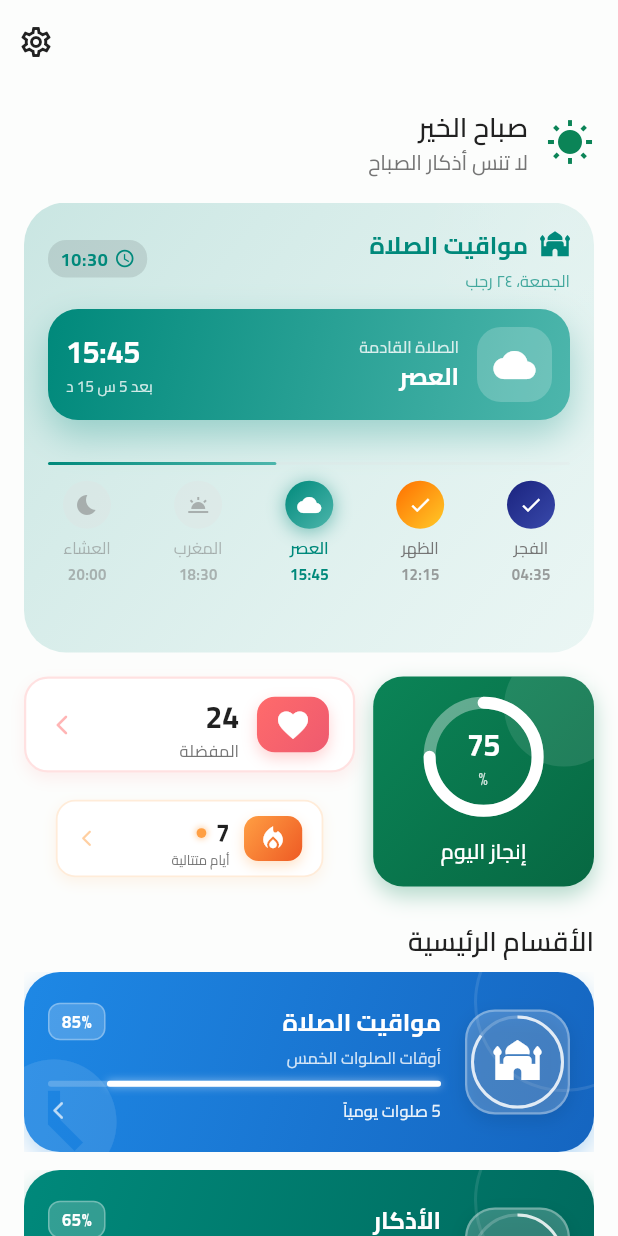
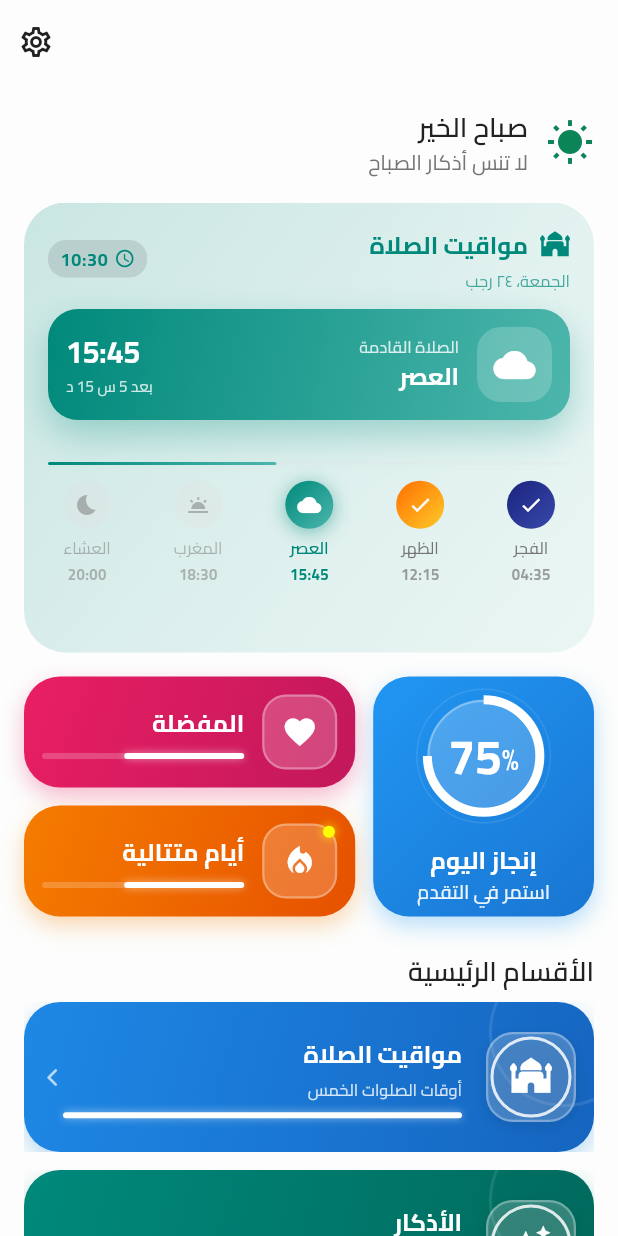
Before and after one commit to dr33awi/test_athkar_app, a Flutter app: the screen it shows after launch, on a phone screen of 412 x 824 dp. Run offline on Flutter 3.47's test engine with Material 3 defaults, Android fonts, the phone set to English and light mode, and no system bars; our stand-ins replace auto_size_text, battery_plus, device_info_plus, flutter_compass, flutter_local_notifications, flutter_staggered_animations and 9 more.

Commit message:
تحديث

```diff
--- a/lib/features/home/widgets/quick_stats_card.dart
+++ b/lib/features/home/widgets/quick_stats_card.dart
@@ -22,9 +22,8 @@ class QuickStatsCard extends StatefulWidget {
 
 class _QuickStatsCardState extends State<QuickStatsCard> with TickerProviderStateMixin {
   late AnimationController _progressController;
-  late AnimationController _pulseController;
+  late AnimationController _rotationController;
   late Animation<double> _progressAnimation;
-  late Animation<double> _pulseAnimation;
 
   @override
   void initState() {
@@ -44,19 +43,11 @@ class _QuickStatsCardState extends State<QuickStatsCard> with TickerProviderStat
       curve: Curves.easeOutBack,
     ));
 
-    // Pulse animation for streak
-    _pulseController = AnimationController(
-      duration: const Duration(seconds: 2),
+    // Rotation animation for background pattern
+    _rotationController = AnimationController(
+      duration: const Duration(seconds: 10),
       vsync: this,
-    )..repeat(reverse: true);
-
-    _pulseAnimation = Tween<double>(
-      begin: 0.8,
-      end: 1.2,
-    ).animate(CurvedAnimation(
-      parent: _pulseController,
-      curve: Curves.easeInOut,
-    ));
+    )..repeat();
 
     // Start animations
     _progressController.forward();
@@ -65,7 +56,7 @@ class _QuickStatsCardState extends State<QuickStatsCard> with TickerProviderStat
   @override
   void dispose() {
     _progressController.dispose();
-    _pulseController.dispose();
+    _rotationController.dispose();
     super.dispose();
   }
 
@@ -73,10 +64,10 @@ class _QuickStatsCardState extends State<QuickStatsCard> with TickerProviderStat
   Widget build(BuildContext context) {
     return Container(
       margin: const EdgeInsets.symmetric(horizontal: ThemeConstants.space4),
-      height: 140,
+      height: 160,
       child: Row(
         children: [
-          // Daily progress - Circular design
+          // Daily progress - Modern circular design
           Expanded(
             flex: 2,
             child: _buildCircularProgressCard(context),
@@ -94,11 +85,10 @@ class _QuickStatsCardState extends State<QuickStatsCard> with TickerProviderStat
                   child: _buildModernStatItem(
                     context: context,
                     icon: Icons.favorite,
-                    value: '24',
                     label: 'المفضلة',
                     gradient: [
-                      Color(0xFFFF6B6B),
-                      Color(0xFFEE5A6F),
+                      Color(0xFFE91E63),
+                      Color(0xFFC2185B),
                     ],
                     onTap: () => widget.onStatTap('favorites'),
                   ),
@@ -108,25 +98,17 @@ class _QuickStatsCardState extends State<QuickStatsCard> with TickerProviderStat
 
                 // Streak with animation
                 Expanded(
-                  child: AnimatedBuilder(
-                    animation: _pulseAnimation,
-                    builder: (context, child) {
-                      return Transform.scale(
-                        scale: _pulseAnimation.value,
                   child: _buildModernStatItem(
                     context: context,
                     icon: Icons.local_fire_department,
-                          value: '7',
+                    backgroundIcon: Icons.whatshot_outlined,
                     label: 'أيام متتالية',
                     gradient: [
-                            Color(0xFFFF9F43),
-                            Color(0xFFEE5A24),
+                      Color(0xFFF57C00),
+                      Color(0xFFE65100),
                     ],
                     onTap: () => widget.onStatTap('achievements'),
-                          isAnimated: true,
-                        ),
-                      );
-                    },
+                    isStreak: true,
                   ),
                 ),
               ],
@@ -138,29 +120,32 @@ class _QuickStatsCardState extends State<QuickStatsCard> with TickerProviderStat
   }
 
   Widget _buildCircularProgressCard(BuildContext context) {
+    final isDark = context.isDarkMode;
+    final gradient = [
+      Color(0xFF2196F3),
+      Color(0xFF1976D2),
+    ];
+
     return Material(
       color: Colors.transparent,
-      borderRadius: BorderRadius.circular(ThemeConstants.radiusXl),
+      borderRadius: BorderRadius.circular(24),
       child: InkWell(
         onTap: () {
           HapticFeedback.lightImpact();
           widget.onStatTap('daily_progress');
         },
-        borderRadius: BorderRadius.circular(ThemeConstants.radiusXl),
+        borderRadius: BorderRadius.circular(24),
         child: Container(
           decoration: BoxDecoration(
             gradient: LinearGradient(
               begin: Alignment.topLeft,
               end: Alignment.bottomRight,
-              colors: [
-                ThemeConstants.primary,
-                ThemeConstants.primaryDark,
-              ],
+              colors: gradient,
             ),
-            borderRadius: BorderRadius.circular(ThemeConstants.radiusXl),
+            borderRadius: BorderRadius.circular(24),
             boxShadow: [
               BoxShadow(
-                color: ThemeConstants.primary.withOpacity(0.3),
+                color: gradient[0].withOpacity(0.3),
                 blurRadius: 12,
                 offset: const Offset(0, 6),
               ),
@@ -169,37 +154,37 @@ class _QuickStatsCardState extends State<QuickStatsCard> with TickerProviderStat
           child: Stack(
             alignment: Alignment.center,
             children: [
-              // Background pattern
-              Positioned(
-                top: -20,
-                right: -20,
-                child: Container(
-                  width: 80,
-                  height: 80,
+              // Content
+              Column(
+                mainAxisAlignment: MainAxisAlignment.center,
+                children: [
+                  // Circular progress with modern design
+                  Stack(
+                    alignment: Alignment.center,
+                    children: [
+                      // Outer decorative ring
+                      Container(
+                        width: 90,
+                        height: 90,
                         decoration: BoxDecoration(
                           shape: BoxShape.circle,
+                          border: Border.all(
                             color: Colors.white.withOpacity(0.1),
+                            width: 1,
                           ),
                         ),
                       ),
 
-              // Content
-              Column(
-                mainAxisAlignment: MainAxisAlignment.center,
-                children: [
-                  // Circular progress
-                  Stack(
-                    alignment: Alignment.center,
-                    children: [
                       // Background circle
                       Container(
-                        width: 80,
-                        height: 80,
+                        width: 75,
+                        height: 75,
                         decoration: BoxDecoration(
                           shape: BoxShape.circle,
+                          color: Colors.white.withOpacity(0.2),
                           border: Border.all(
-                            color: Colors.white.withOpacity(0.2),
-                            width: 8,
+                            color: Colors.white.withOpacity(0.3),
+                            width: 1.5,
                           ),
                         ),
                       ),
@@ -208,33 +193,43 @@ class _QuickStatsCardState extends State<QuickStatsCard> with TickerProviderStat
                       AnimatedBuilder(
                         animation: _progressAnimation,
                         builder: (context, child) {
-                          return CustomPaint(
-                            size: const Size(80, 80),
-                            painter: CircularProgressPainter(
-                              progress: _progressAnimation.value,
-                              color: Colors.white,
-                              backgroundColor: Colors.white.withOpacity(0.2),
-                              strokeWidth: 8,
+                          return SizedBox(
+                            width: 75,
+                            height: 75,
+                            child: CircularProgressIndicator(
+                              value: _progressAnimation.value,
+                              strokeWidth: 6,
+                              backgroundColor: Colors.transparent,
+                              valueColor: AlwaysStoppedAnimation<Color>(
+                                Colors.white,
+                              ),
                             ),
                           );
                         },
                       ),
 
                       // Percentage text
-                      Column(
+                      Row(
                         mainAxisSize: MainAxisSize.min,
+                        crossAxisAlignment: CrossAxisAlignment.end,
                         children: [
-                          Text(
-                            '${widget.dailyProgress}',
-                            style: context.headlineSmall?.copyWith(
+                          Padding(
+                            padding: const EdgeInsets.only(bottom: 4),
+                            child: Text(
+                              '%',
+                              style: context.titleMedium?.copyWith(
                                 color: Colors.white,
-                              fontWeight: ThemeConstants.bold,
+                                fontSize: 20,
+                                fontWeight: ThemeConstants.semiBold,
+                              ),
                             ),
                           ),
                           Text(
-                            '%',
-                            style: context.labelSmall?.copyWith(
-                              color: Colors.white.withOpacity(0.8),
+                            '${widget.dailyProgress}',
+                            style: context.headlineMedium?.copyWith(
+                              color: Colors.white,
+                              fontWeight: ThemeConstants.bold,
+                              fontSize: 32,
                             ),
                           ),
                         ],
@@ -248,7 +243,17 @@ class _QuickStatsCardState extends State<QuickStatsCard> with TickerProviderStat
                     'إنجاز اليوم',
                     style: context.titleSmall?.copyWith(
                       color: Colors.white,
-                      fontWeight: ThemeConstants.semiBold,
+                      fontWeight: ThemeConstants.bold,
+                      fontSize: 16,
+                    ),
+                  ),
+
+                  Text(
+                    'استمر في التقدم',
+                    style: context.bodySmall?.copyWith(
+                      color: Colors.white.withOpacity(0.9),
+                      fontSize: 13,
+                      fontWeight: ThemeConstants.medium,
                     ),
                   ),
                 ],
@@ -263,66 +268,84 @@ class _QuickStatsCardState extends State<QuickStatsCard> with TickerProviderStat
   Widget _buildModernStatItem({
     required BuildContext context,
     required IconData icon,
-    required String value,
     required String label,
     required List<Color> gradient,
     required VoidCallback onTap,
-    bool isAnimated = false,
+    bool isStreak = false,
   }) {
     return Material(
       color: Colors.transparent,
-      borderRadius: BorderRadius.circular(ThemeConstants.radiusLg),
+      borderRadius: BorderRadius.circular(24),
       child: InkWell(
         onTap: () {
           HapticFeedback.lightImpact();
           onTap();
         },
-        borderRadius: BorderRadius.circular(ThemeConstants.radiusLg),
+        borderRadius: BorderRadius.circular(24),
         child: Container(
-          padding: const EdgeInsets.symmetric(
-            horizontal: ThemeConstants.space4,
-            vertical: ThemeConstants.space3,
-          ),
-          decoration: BoxDecoration(
-            color: context.cardColor,
-            borderRadius: BorderRadius.circular(ThemeConstants.radiusLg),
-            border: Border.all(
-              color: gradient[0].withOpacity(0.2),
-              width: ThemeConstants.borderMedium,
-            ),
-            boxShadow: [
-              BoxShadow(
-                color: gradient[0].withOpacity(0.1),
-                blurRadius: 8,
-                offset: const Offset(0, 4),
-              ),
-            ],
-          ),
-          child: Row(
-            children: [
-              // Icon with gradient background
-              Container(
-                width: 48,
-                height: 48,
           decoration: BoxDecoration(
             gradient: LinearGradient(
               begin: Alignment.topLeft,
               end: Alignment.bottomRight,
               colors: gradient,
             ),
-                  borderRadius: BorderRadius.circular(ThemeConstants.radiusMd),
+            borderRadius: BorderRadius.circular(24),
             boxShadow: [
               BoxShadow(
                 color: gradient[0].withOpacity(0.3),
-                      blurRadius: 8,
-                      offset: const Offset(0, 4),
+                blurRadius: 12,
+                offset: const Offset(0, 6),
               ),
             ],
           ),
-                child: Icon(
+          child: Stack(
+            children: [
+              // Content
+              Container(
+                padding: const EdgeInsets.all(ThemeConstants.space3),
+                child: Row(
+                  children: [
+                    // Icon with modern container
+                    Container(
+                      width: 50,
+                      height: 50,
+                      decoration: BoxDecoration(
+                        color: Colors.white.withOpacity(0.2),
+                        borderRadius: BorderRadius.circular(16),
+                        border: Border.all(
+                          color: Colors.white.withOpacity(0.3),
+                          width: 1.5,
+                        ),
+                      ),
+                      child: Stack(
+                        alignment: Alignment.center,
+                        children: [
+                          Icon(
                             icon,
                             color: Colors.white,
                             size: 24,
+                          ),
+                          if (isStreak)
+                            Positioned(
+                              right: 0,
+                              top: 0,
+                              child: Container(
+                                width: 8,
+                                height: 8,
+                                decoration: BoxDecoration(
+                                  color: Colors.yellowAccent,
+                                  shape: BoxShape.circle,
+                                  boxShadow: [
+                                    BoxShadow(
+                                      color: Colors.yellowAccent.withOpacity(0.5),
+                                      blurRadius: 4,
+                                      spreadRadius: 1,
+                                    ),
+                                  ],
+                                ),
+                              ),
+                            ),
+                        ],
                       ),
                     ),
 
@@ -334,50 +357,47 @@ class _QuickStatsCardState extends State<QuickStatsCard> with TickerProviderStat
                         mainAxisAlignment: MainAxisAlignment.center,
                         crossAxisAlignment: CrossAxisAlignment.start,
                         children: [
-                    Row(
-                      children: [
                           Text(
-                          value,
-                          style: context.headlineSmall?.copyWith(
-                            color: context.textPrimaryColor,
+                            label,
+                            style: context.titleMedium?.copyWith(
+                              color: Colors.white,
                               fontWeight: ThemeConstants.bold,
                             ),
                           ),
-                        if (isAnimated) ...[
-                          ThemeConstants.space2.w,
+
+                          ThemeConstants.space2.h,
+
+                          // Progress bar
+                          Stack(
+                            children: [
                               Container(
-                            width: 8,
-                            height: 8,
+                                height: 4,
                                 decoration: BoxDecoration(
-                              color: gradient[0],
-                              shape: BoxShape.circle,
+                                  color: Colors.white.withOpacity(0.2),
+                                  borderRadius: BorderRadius.circular(2),
+                                ),
+                              ),
+                              Container(
+                                height: 4,
+                                width: 80,
+                                decoration: BoxDecoration(
+                                  color: Colors.white,
+                                  borderRadius: BorderRadius.circular(2),
                                   boxShadow: [
                                     BoxShadow(
-                                  color: gradient[0].withOpacity(0.5),
+                                      color: Colors.white.withOpacity(0.5),
                                       blurRadius: 4,
-                                  spreadRadius: 1,
                                     ),
                                   ],
                                 ),
                               ),
                             ],
+                          ),
                         ],
-                    ),
-                    Text(
-                      label,
-                      style: context.bodySmall?.copyWith(
-                        color: context.textSecondaryColor,
                       ),
                     ),
                   ],
                 ),
-              ),
-
-              // Arrow
-              Icon(
-                Icons.arrow_forward_ios_rounded,
-                size: 16,
-                color: gradient[0].withOpacity(0.5),
               ),
             ],
           ),
@@ -386,54 +406,3 @@ class _QuickStatsCardState extends State<QuickStatsCard> with TickerProviderStat
     );
   }
 }
-
-// Custom painter for circular progress
-class CircularProgressPainter extends CustomPainter {
-  final double progress;
-  final Color color;
-  final Color backgroundColor;
-  final double strokeWidth;
-
-  CircularProgressPainter({
-    required this.progress,
-    required this.color,
-    required this.backgroundColor,
-    required this.strokeWidth,
-  });
-
-  @override
-  void paint(Canvas canvas, Size size) {
-    final center = Offset(size.width / 2, size.height / 2);
-    final radius = (size.width - strokeWidth) / 2;
-
-    // Background circle
-    final backgroundPaint = Paint()
-      ..color = backgroundColor
-      ..strokeWidth = strokeWidth
-      ..style = PaintingStyle.stroke
-      ..strokeCap = StrokeCap.round;
-
-    canvas.drawCircle(center, radius, backgroundPaint);
-
-    // Progress arc
-    final progressPaint = Paint()
-      ..color = color
-      ..strokeWidth = strokeWidth
-      ..style = PaintingStyle.stroke
-      ..strokeCap = StrokeCap.round;
-
-    final progressAngle = 2 * math.pi * progress;
-    canvas.drawArc(
-      Rect.fromCircle(center: center, radius: radius),
-      -math.pi / 2,
-      progressAngle,
-      false,
-      progressPaint,
-    );
-  }
-
-  @override
-  bool shouldRepaint(CircularProgressPainter oldDelegate) {
-    return oldDelegate.progress != progress;
-  }
-}
```
Also changed, not shown: lib/features/home/widgets/category_grid.dart (+21 -110 lines). Lines whose indentation alone changed are shown as unchanged.
